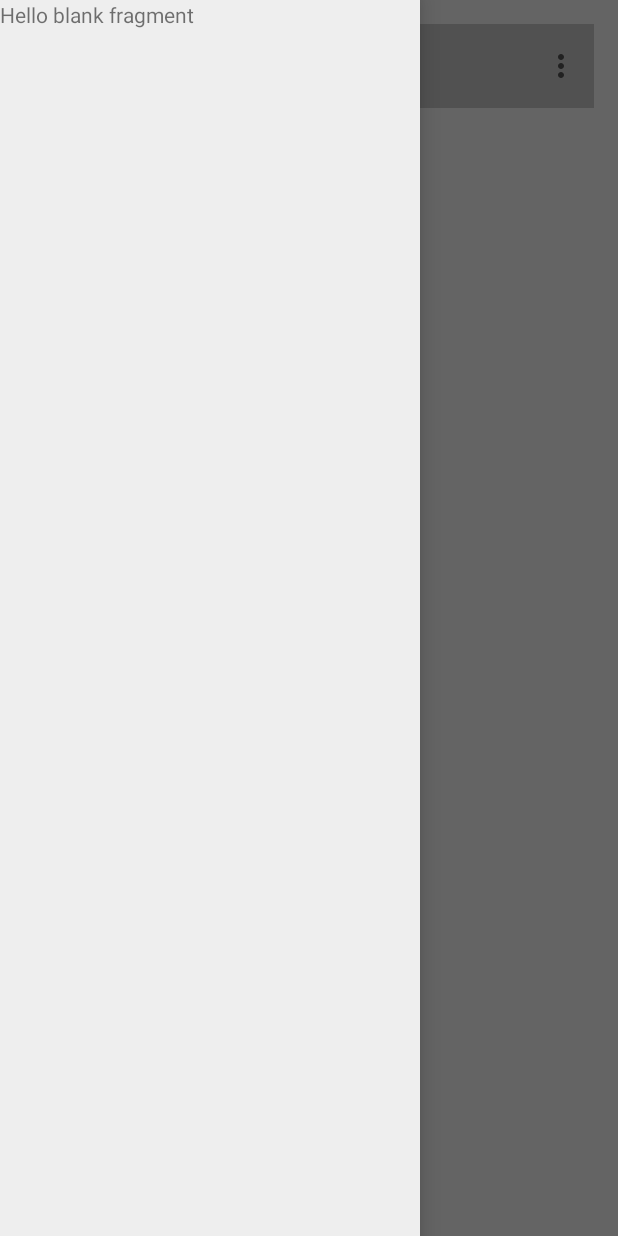
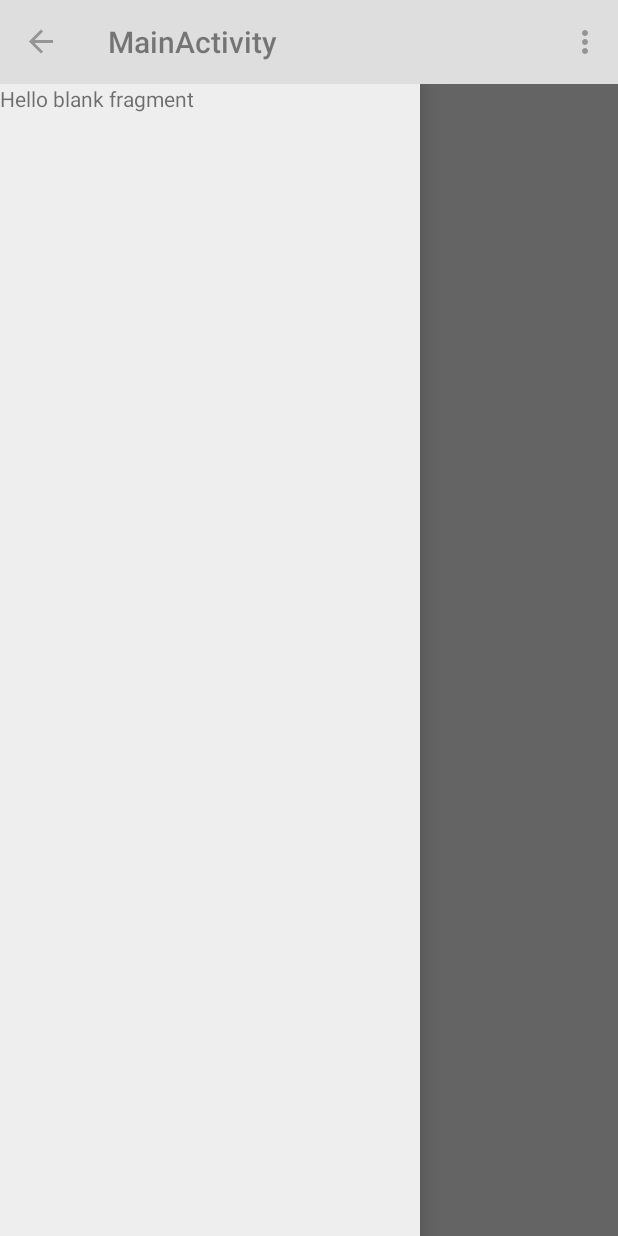
Before and after one commit to labnova/Android---Ratings, an Android app: the screen it shows after launch (MainActivity), after a tap on "Open", on a phone screen of 412 x 824 dp. Run offline under Robolectric (Android 15) with nearby library versions, the phone set to English and light mode, and no system bars.

Commit message:
add new base LinearLayout XML and styling toolbar alpha in onDrawerSlide

```diff
--- a/app/src/main/java/com/example/android/materialtest/MainActivity.java
+++ b/app/src/main/java/com/example/android/materialtest/MainActivity.java
@@ -17,7 +17,7 @@ public class MainActivity extends ActionBarActivity {
     protected void onCreate(Bundle savedInstanceState) {
         super.onCreate(savedInstanceState);
 
-        setContentView(R.layout.activity_main);
+        setContentView(R.layout.activity_main_appbar);
         toolbar = (Toolbar) findViewById(R.id.app_bar);
         setSupportActionBar(toolbar);
         getSupportActionBar().setDisplayHomeAsUpEnabled(true);
--- a/app/src/main/java/com/example/android/materialtest/NavigationDrawerFragment.java
+++ b/app/src/main/java/com/example/android/materialtest/NavigationDrawerFragment.java
@@ -9,10 +9,10 @@ import android.os.Bundle;
 import android.support.v4.app.Fragment;
 import android.support.v4.widget.DrawerLayout;
 import android.support.v7.app.ActionBarDrawerToggle;
+import android.support.v7.widget.Toolbar;
 import android.view.LayoutInflater;
 import android.view.View;
 import android.view.ViewGroup;
-import android.support.v7.widget.Toolbar;
 
 
 /**
@@ -54,7 +54,7 @@ public class NavigationDrawerFragment extends Fragment {
     }
 
 
-    public void setUp(int fragmentId, DrawerLayout drawerLayout, Toolbar toolbar) {
+    public void setUp(int fragmentId, DrawerLayout drawerLayout, final Toolbar toolbar) {
             containerView = getActivity().findViewById(fragmentId);
             mDrawerLayout = drawerLayout;
             mDrawerToggle = new ActionBarDrawerToggle(getActivity(), drawerLayout, toolbar, R.string.drawer_open,
@@ -81,7 +81,15 @@ public class NavigationDrawerFragment extends Fragment {
                     getActivity().invalidateOptionsMenu();
                 }
 
+                @TargetApi(Build.VERSION_CODES.HONEYCOMB)
+                @Override
+                public void onDrawerSlide(View drawerView, float slideOffset) {
+                    //Log.d("SLIDE", "offset"+slideOffset);
+                    if(slideOffset < 0.6) {
+                        toolbar.setAlpha(1-slideOffset);
+                    }
 
+                }
             };
 
         if(mUserLearnedDrawer && !mFromSavedInstanceState) {
--- /dev/null
+++ b/app/src/main/res/layout/activity_main_appbar.xml
@@ -0,0 +1,33 @@
+<?xml version="1.0" encoding="utf-8"?>
+<LinearLayout xmlns:android="http://schemas.android.com/apk/res/android"
+    android:orientation="vertical" android:layout_width="match_parent"
+    android:layout_height="match_parent">
+
+    <include android:id="@+id/app_bar" layout="@layout/app_bar" />
+
+    <android.support.v4.widget.DrawerLayout
+        xmlns:tools="http://schemas.android.com/tools"
+        xmlns:app="http://schemas.android.com/apk/res-auto"
+        android:id="@+id/drawer_layout"
+        android:layout_width="match_parent"
+        android:layout_height="match_parent">
+
+        <FrameLayout
+            android:layout_height="match_parent"
+            android:layout_width="match_parent"
+            />
+
+
+        <fragment
+            android:id="@+id/fragment_navigation_drawer"
+            android:layout_width="@dimen/nav_drawer_width"
+            android:layout_height="match_parent"
+            android:layout_gravity="start"
+            android:name="com.example.android.materialtest.NavigationDrawerFragment"
+            app:layout="@layout/fragment_navigation_drawer"
+            tools:layout="@layout/fragment_navigation_drawer"
+
+            />
+    </android.support.v4.widget.DrawerLayout>
+
+</LinearLayout>
```
